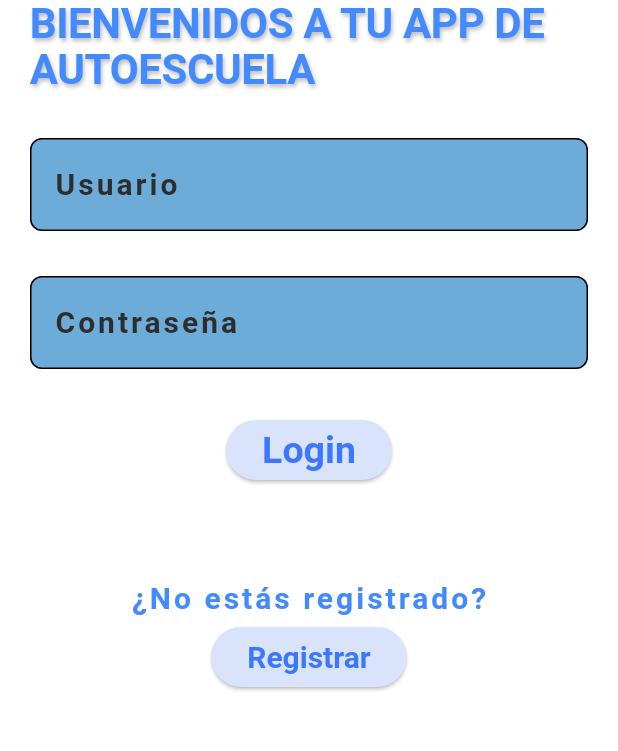
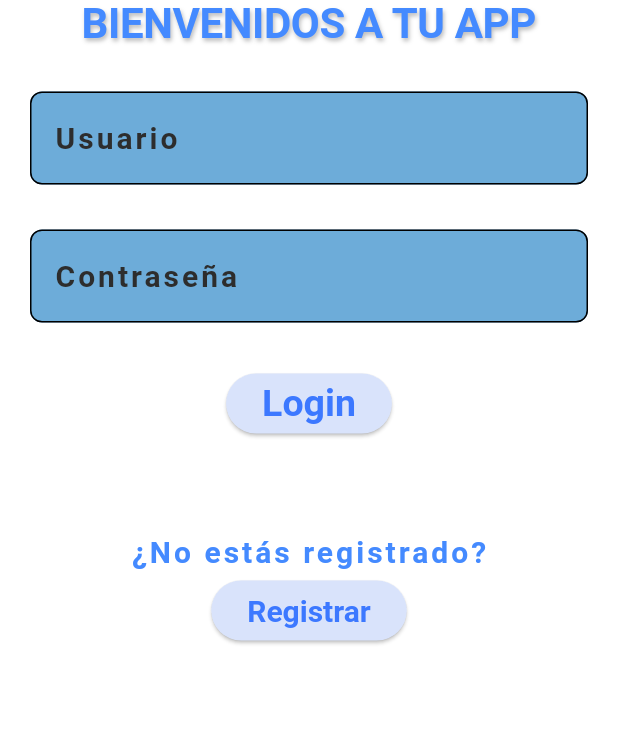
Before and after one commit to AChacon97/oposiciones, a Flutter app: the screen it shows after launch, after a tap on "login", on a phone screen of 412 x 824 dp, the part 264-1015 px from its top. Run offline on Flutter 3.47's test engine with Material 3 defaults, Android fonts, the phone set to English and light mode, and no system bars; our stand-ins replace firebase_core, image_picker, permission_handler; accounts and stored records are empty; Roboto replaces fonts that are missing (Times New Roman).

Commit message:
Quitado Autoescuala

```diff
--- a/appoposiciones/lib/login.dart
+++ b/appoposiciones/lib/login.dart
@@ -36,7 +36,7 @@ class _PantallaLoginState extends State<PantallaLogin> {
                   width: 150,
                 ),
                 Text(
-                  'BIENVENIDOS A TU APP DE AUTOESCUELA',
+                  'BIENVENIDOS A TU APP',
                   style: Theme.of(context).textTheme.displayLarge,
                 ),
                 const SizedBox(
```
